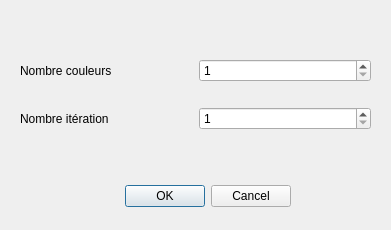
Qt form KmeansDlg.ui (ckeleshi/ptrans) before a commit.
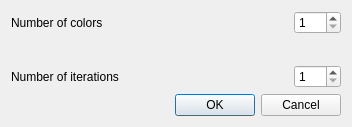
The same form after that commit.

The edit to the form file:
```diff
--- a/KmeansDlg.ui
+++ b/KmeansDlg.ui
@@ -6,57 +6,37 @@
    <rect>
     <x>0</x>
     <y>0</y>
-    <width>391</width>
-    <height>230</height>
+    <width>352</width>
+    <height>127</height>
    </rect>
   </property>
   <property name="windowTitle">
    <string>Dialog</string>
   </property>
-  <widget class="QDialogButtonBox" name="buttonBox">
-   <property name="geometry">
-    <rect>
-     <x>-50</x>
-     <y>180</y>
-     <width>341</width>
-     <height>32</height>
-    </rect>
-   </property>
-   <property name="orientation">
-    <enum>Qt::Horizontal</enum>
-   </property>
-   <property name="standardButtons">
-    <set>QDialogButtonBox::Cancel|QDialogButtonBox::Ok</set>
-   </property>
-  </widget>
-  <widget class="QWidget" name="gridLayoutWidget">
-   <property name="geometry">
-    <rect>
-     <x>20</x>
-     <y>40</y>
-     <width>351</width>
-     <height>111</height>
-    </rect>
-   </property>
-   <layout class="QGridLayout">
-    <item row="1" column="1">
-     <widget class="QSpinBox" name="spinBox_it">
-      <property name="minimum">
-       <number>1</number>
-      </property>
-      <property name="maximum">
-       <number>255</number>
-      </property>
-     </widget>
-    </item>
-    <item row="0" column="0">
+  <layout class="QVBoxLayout" name="verticalLayout">
+   <item>
+    <layout class="QHBoxLayout" name="horizontalLayout">
+     <item>
      <widget class="QLabel" name="label_color">
       <property name="text">
-       <string>Nombre couleurs</string>
+        <string>Number of colors</string>
       </property>
      </widget>
     </item>
-    <item row="0" column="1">
+     <item>
+      <spacer name="horizontalSpacer">
+       <property name="orientation">
+        <enum>Qt::Horizontal</enum>
+       </property>
+       <property name="sizeHint" stdset="0">
+        <size>
+         <width>40</width>
+         <height>20</height>
+        </size>
+       </property>
+      </spacer>
+     </item>
+     <item>
      <widget class="QSpinBox" name="spinBox_k">
       <property name="minimum">
        <number>1</number>
@@ -66,15 +46,66 @@
       </property>
      </widget>
     </item>
-    <item row="1" column="0">
+    </layout>
+   </item>
+   <item>
+    <spacer name="verticalSpacer">
+     <property name="orientation">
+      <enum>Qt::Vertical</enum>
+     </property>
+     <property name="sizeHint" stdset="0">
+      <size>
+       <width>20</width>
+       <height>40</height>
+      </size>
+     </property>
+    </spacer>
+   </item>
+   <item>
+    <layout class="QHBoxLayout" name="horizontalLayout_2">
+     <item>
      <widget class="QLabel" name="label_It">
       <property name="text">
-       <string>Nombre itération</string>
+        <string>Number of iterations</string>
       </property>
      </widget>
     </item>
-   </layout>
-  </widget>
+     <item>
+      <spacer name="horizontalSpacer_2">
+       <property name="orientation">
+        <enum>Qt::Horizontal</enum>
+       </property>
+       <property name="sizeHint" stdset="0">
+        <size>
+         <width>40</width>
+         <height>20</height>
+        </size>
+       </property>
+      </spacer>
+     </item>
+     <item>
+      <widget class="QSpinBox" name="spinBox_it">
+       <property name="minimum">
+        <number>1</number>
+       </property>
+       <property name="maximum">
+        <number>255</number>
+       </property>
+      </widget>
+     </item>
+    </layout>
+   </item>
+   <item>
+    <widget class="QDialogButtonBox" name="buttonBox">
+     <property name="orientation">
+      <enum>Qt::Horizontal</enum>
+     </property>
+     <property name="standardButtons">
+      <set>QDialogButtonBox::Cancel|QDialogButtonBox::Ok</set>
+     </property>
+    </widget>
+   </item>
+  </layout>
  </widget>
  <resources/>
  <connections>
```
Left out of the diff: 2 changed lines with no effect on the pictures. Lines whose indentation alone changed are shown as unchanged.
